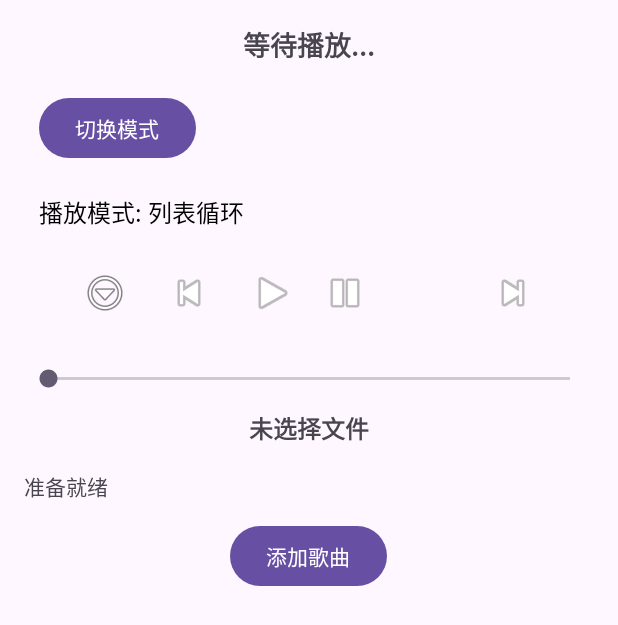
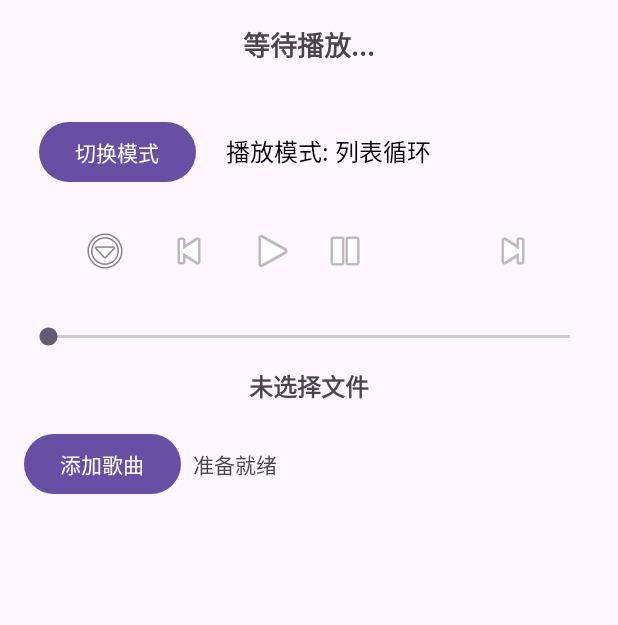
Before and after one commit to Kriemseeley/MusicPlayer, an Android app: the screen it shows after launch (MainActivity), on a phone screen of 412 x 824 dp. Shown: the top 625 px of the screen. Run offline under Robolectric (Android 15) with nearby library versions, the phone set to English and light mode, and no system bars.

Commit message:
modified the ui

```diff
--- a/app/src/main/res/layout/activity_main.xml
+++ b/app/src/main/res/layout/activity_main.xml
@@ -1,6 +1,7 @@
 <?xml version="1.0" encoding="utf-8"?>
 <LinearLayout
     xmlns:android="http://schemas.android.com/apk/res/android"
+    xmlns:tools="http://schemas.android.com/tools"
     android:layout_width="match_parent"
     android:layout_height="match_parent"
     android:orientation="vertical"
@@ -17,6 +18,11 @@
         android:textStyle="bold"
         android:layout_gravity="center"
         android:paddingBottom="8dp"/>
+    <LinearLayout
+        android:layout_width="match_parent"
+        android:layout_height="wrap_content"
+        android:orientation="horizontal"
+        android:layout_marginTop="16dp">
         <Button
             android:id="@+id/btn_switch_mode"
             android:layout_width="wrap_content"
@@ -33,8 +39,7 @@
             android:textSize="16sp"
             android:textColor="@android:color/black"
             android:layout_margin="10dp"/>
-
-
+    </LinearLayout>>
 
     <LinearLayout
         android:layout_width="match_parent"
@@ -119,22 +124,45 @@
         android:textStyle="bold"
         android:gravity="center"/>
 
-    <TextView
-        android:id="@+id/tv_current_file"
-        android:layout_width="195dp"
+<!--    <TextView-->
+<!--        android:id="@+id/tv_current_file"-->
+<!--        android:layout_width="195dp"-->
+<!--        android:layout_height="wrap_content"-->
+<!--        android:layout_marginTop="16dp"-->
+<!--        android:ellipsize="end"-->
+<!--        android:maxLines="2" />-->
+    <!-- 添加歌曲按钮 -->
+<!--    <Button-->
+<!--        android:id="@+id/btn_add_song"-->
+<!--        android:layout_width="wrap_content"-->
+<!--        android:layout_height="wrap_content"-->
+<!--        android:text="添加歌曲"-->
+<!--        android:layout_gravity="center"-->
+<!--        android:layout_marginTop="12dp"/>-->
+    <LinearLayout
+        android:layout_width="match_parent"
         android:layout_height="wrap_content"
-        android:layout_marginTop="16dp"
-        android:ellipsize="end"
-        android:maxLines="2" />
-    <!-- 添加歌曲按钮 -->
+        android:orientation="horizontal"
+        android:layout_marginTop="16dp">
+
         <Button
             android:id="@+id/btn_add_song"
             android:layout_width="wrap_content"
             android:layout_height="wrap_content"
             android:text="添加歌曲"
-        android:layout_gravity="center"
-        android:layout_marginTop="12dp"/>
+            android:layout_gravity="center_vertical"/>
 
+        <TextView
+            android:id="@+id/tv_current_file"
+            android:layout_width="0dp"
+            android:layout_height="wrap_content"
+            android:layout_weight="1"
+            android:maxLines="1"
+            android:ellipsize="end"
+            android:layout_gravity="center_vertical"
+            android:layout_marginStart="8dp"/>
+
+    </LinearLayout>
     <!-- 歌曲列表 -->
     <androidx.recyclerview.widget.RecyclerView
         android:id="@+id/song_recycler_view"
```
Lines whose indentation alone changed are shown as unchanged.
